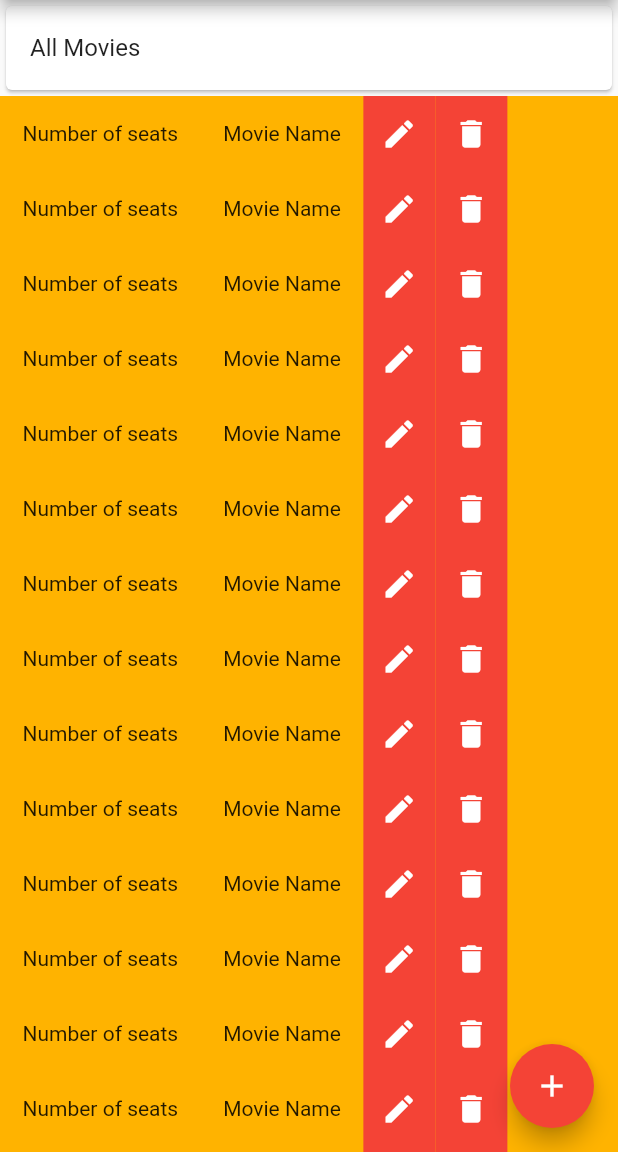
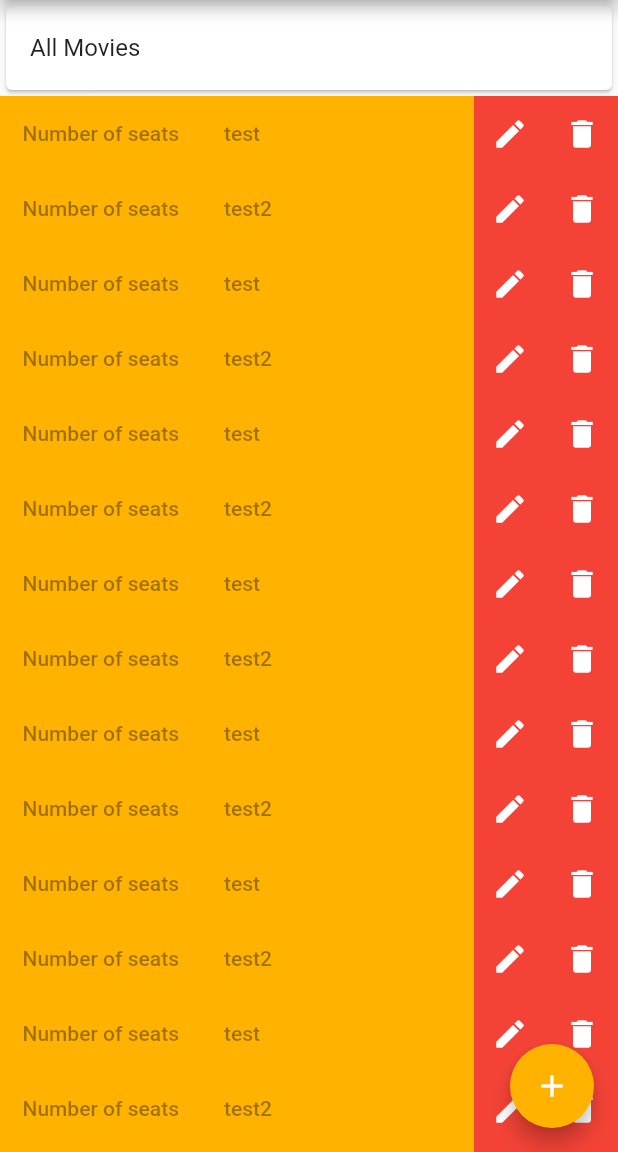
Before and after one commit to usef/cinema-booking-app, a Flutter app: the screen it shows after launch, on a phone screen of 412 x 824 dp, the part 84-1236 px from its top. Run offline on Flutter 3.47's test engine with Material 2 defaults, Android fonts, the phone set to English and light mode, and no system bars.

Commit message:
some refactoring and base firebase setup

```diff
--- a/vendor_app/lib/Palette.dart
+++ b/vendor_app/lib/Palette.dart
@@ -3,5 +3,6 @@ import 'package:flutter/material.dart';
 class Palette {
   static final mainColor = Colors.red;
   static final secondaryColor = Colors.white;
+  static final amber = Colors.amber[600];
 
 }
--- /dev/null
+++ b/vendor_app/lib/models/Movie.dart
@@ -0,0 +1,72 @@
+import 'package:flutter/material.dart';
+import 'package:vendor_app/Palette.dart';
+
+class Movie {
+  String title;
+  String description;
+
+  Movie(this.title, this.description);
+}
+
+class MovieCell extends StatelessWidget {
+  final movies;
+  final i;
+  final context;
+  MovieCell(this.movies, this.i, this.context);
+
+  @override
+  Widget build(BuildContext context) {
+    return Container(
+      height: 50,
+      color: Palette.amber,
+      child: Row(
+        children: <Widget>[
+          Container(
+            padding: EdgeInsets.all(15),
+            child: Text("Number of seats"),
+          ),
+          Container(
+            padding: EdgeInsets.all(15),
+            child: Text(movies[i].title),
+          ),
+          Spacer(),
+          Material(
+            color: Palette.mainColor,
+            child: Center(
+              child: IconButton(
+                icon: Icon(Icons.edit),
+                color: Palette.secondaryColor,
+                onPressed: () {
+                  showMovieDetails();
+                },
+              ),
+            ),
+          ),
+          Material(
+            color: Palette.mainColor,
+            child: Center(
+              child: IconButton(
+                icon: Icon(Icons.delete),
+                color: Palette.secondaryColor,
+                onPressed: () {
+                  deleteMovie();
+                },
+              ),
+            ),
+          ),
+        ],
+      ),
+    );
+  }
+
+  void deleteMovie() {
+    //  TODO: Implement delete movie function
+    print("Calling deleteMovie..");
+  }
+
+  void showMovieDetails() {
+    //  TODO: Switch to MovieDetailsScreen
+    print("Calling showMovieDetails..");
+    Navigator.pushNamed(context, '/MovieDetailsScreen');
+  }
+}
--- a/vendor_app/lib/screens/AllMoviesScreen.dart
+++ b/vendor_app/lib/screens/AllMoviesScreen.dart
@@ -1,5 +1,6 @@
 import 'package:flutter/material.dart';
 import 'package:vendor_app/Palette.dart';
+import 'package:vendor_app/models/Movie.dart';
 
 class AllMoviesScreen extends StatefulWidget {
   AllMoviesScreen({Key key, this.title}) : super(key: key);
@@ -10,6 +11,33 @@ class AllMoviesScreen extends StatefulWidget {
 }
 
 class _AllMoviesScreenState extends State<AllMoviesScreen> {
+  List<Movie> movies = [
+    Movie("test", "description"),
+    Movie("test2", "description2"),
+    Movie("test", "description"),
+    Movie("test2", "description2"),
+    Movie("test", "description"),
+    Movie("test2", "description2"),
+    Movie("test", "description"),
+    Movie("test2", "description2"),
+    Movie("test", "description"),
+    Movie("test2", "description2"),
+    Movie("test", "description"),
+    Movie("test2", "description2"),
+    Movie("test", "description"),
+    Movie("test2", "description2"),
+    Movie("test", "description"),
+    Movie("test2", "description2"),
+    Movie("test", "description"),
+    Movie("test2", "description2"),
+    Movie("test", "description"),
+    Movie("test2", "description2"),
+    Movie("test", "description"),
+    Movie("test2", "description2"),
+    Movie("test", "description"),
+    Movie("test2", "description2"),
+  ];
+
   @override
   Widget build(BuildContext context) {
     return Scaffold(
@@ -20,33 +48,30 @@ class _AllMoviesScreenState extends State<AllMoviesScreen> {
           color: Palette.secondaryColor,
         ),
       ),
-      body: ListView(
+      body: Column(
         children: <Widget>[
           Card(
             child: ListTile(
               title: Text('All Movies'),
             ),
           ),
-          movieContainer(),
-          movieContainer(),
-          movieContainer(),
-          movieContainer(),
-          movieContainer(),
-          movieContainer(),
-          movieContainer(),
-          movieContainer(),
-          movieContainer(),
-          movieContainer(),
-          movieContainer(),
-          movieContainer(),
-          movieContainer(),
-          movieContainer(),
-          movieContainer(),
-          movieContainer(),
+          new Expanded(
+            child: new ListView.builder(
+              itemCount: movies == null ? 0 : movies.length,
+              itemBuilder: (context, i) {
+                return new FlatButton(
+                  onPressed: null,
+                  child: new MovieCell(movies, i, context),
+                  padding: EdgeInsets.all(0.0),
+                  color: Palette.secondaryColor,
+                );
+              },
+            ),
+          ),
         ],
       ),
       floatingActionButton: FloatingActionButton(
-        backgroundColor: Palette.mainColor,
+        backgroundColor: Palette.amber,
         foregroundColor: Palette.secondaryColor,
         onPressed: () {
           // Respond to button press
@@ -57,63 +82,10 @@ class _AllMoviesScreenState extends State<AllMoviesScreen> {
     );
   }
 
-  Container movieContainer() {
-    return Container(
-      height: 50,
-      color: Colors.amber[600],
-      child: Row(
-        children: <Widget>[
-          Container(
-            padding: EdgeInsets.all(15),
-            child: Text("Number of seats"),
-          ),
-          Container(
-            padding: EdgeInsets.all(15),
-            child: Text("Movie Name"),
-          ),
-          Material(
-            color: Palette.mainColor,
-            child: Center(
-              child: IconButton(
-                icon: Icon(Icons.edit),
-                color: Palette.secondaryColor,
-                onPressed: () {
-                  showMovieDetails();
-                },
-              ),
-            ),
-          ),
-          Material(
-            color: Palette.mainColor,
-            child: Center(
-              child: IconButton(
-                icon: Icon(Icons.delete),
-                color: Palette.secondaryColor,
-                onPressed: () {
-                  deleteMovie();
-                },
-              ),
-            ),
-          ),
-        ],
-      ),
-    );
-  }
 
   void addNewMovie() {
     // TODO:  Switch to AddMovieScreen
     print("Calling addNewMovie..");
     Navigator.pushNamed(context, '/AddMovieScreen');
   }
-
-  void deleteMovie() {
-    //  TODO: Implement delete movie function
-    print("Calling deleteMovie..");
-  }
-
-  void showMovieDetails() {
-    //  TODO: Switch to MovieDetailsScreen
-    print("Calling showMovieDetails..");
-    Navigator.pushNamed(context, '/MovieDetailsScreen');
-  }
 }
--- a/vendor_app/pubspec.yaml
+++ b/vendor_app/pubspec.yaml
@@ -23,7 +23,10 @@ environment:
 dependencies:
   flutter:
     sdk: flutter
-
+  firebase_core: ^0.4.0+9
+  firebase_analytics: ^5.0.2
+  firebase_auth: ^0.14.0+5
+  cloud_firestore: ^0.12.9+5
 
   # The following adds the Cupertino Icons font to your application.
   # Use with the CupertinoIcons class for iOS style icons.
```
Also changed, not shown: vendor_app/pubspec.lock, 3 other files.
